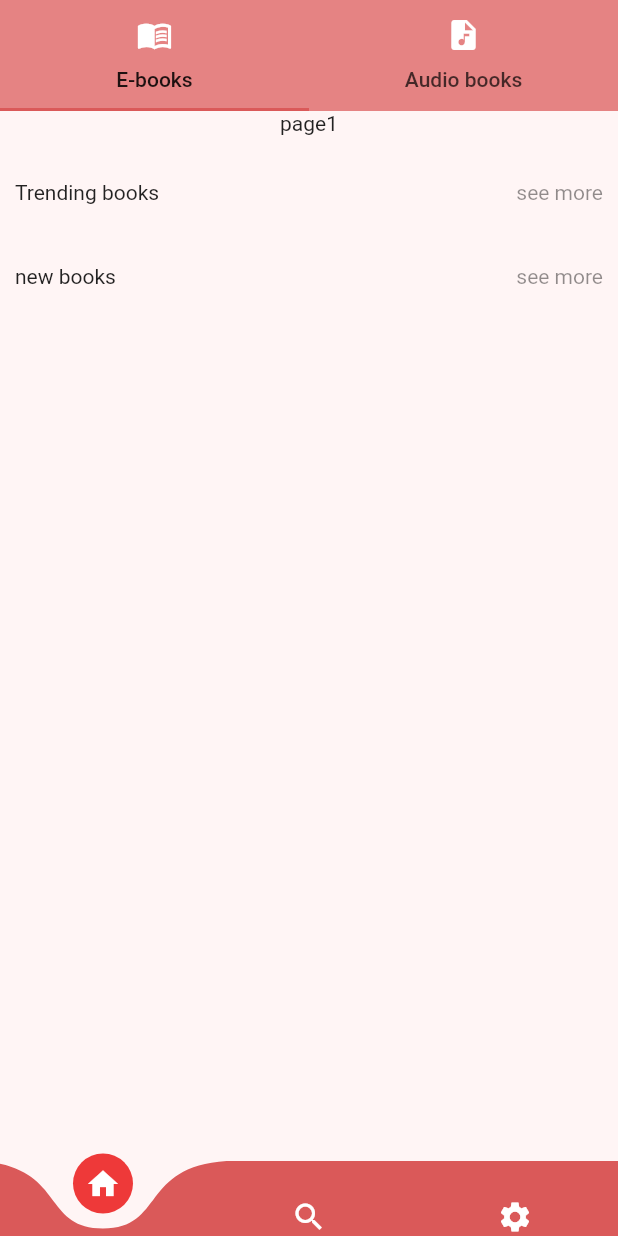
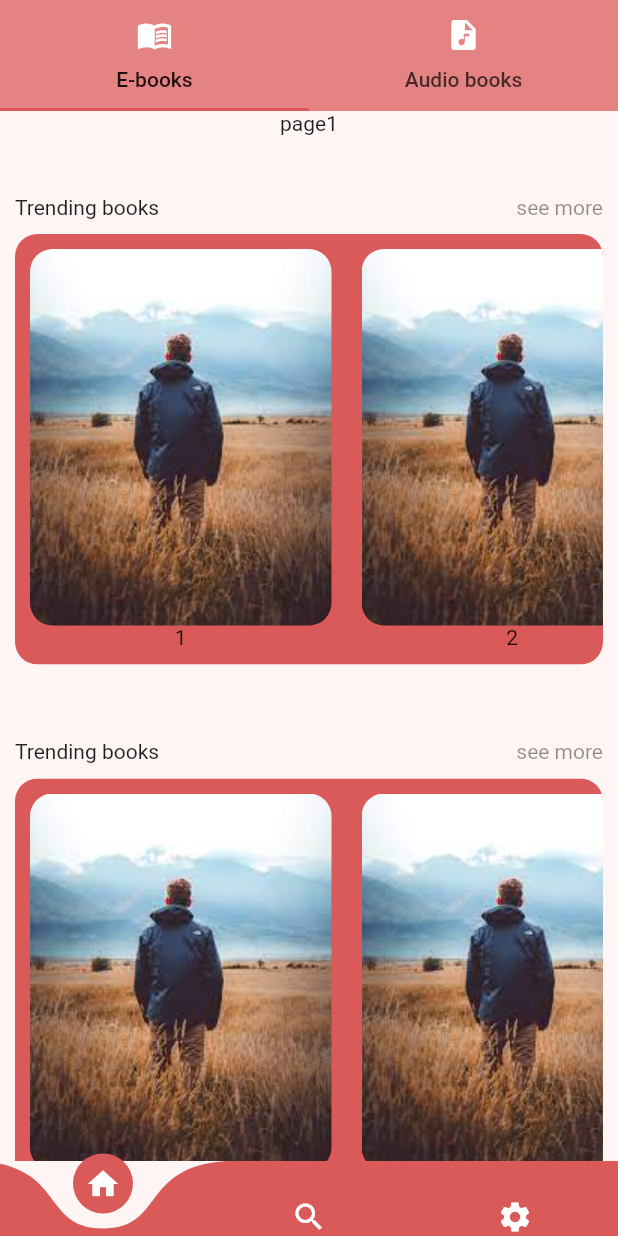
Before and after one commit to ariaSeddigh/ap_project, a Flutter app: the HomePage screen opened directly, on a phone screen of 412 x 824 dp. Run offline on Flutter 3.47's test engine with Material 2 defaults, Android fonts, the light colour scheme and no system bars; drawn by our look-alikes of curved_navigation_bar; our stand-ins replace animated_theme_switcher, easy_dynamic_theme; missing offline and left inert: sliding_switch.

Commit message:
home page update

```diff
--- /dev/null
+++ b/lib/customMaterials/bookCover.dart
@@ -0,0 +1,23 @@
+import 'package:flutter/cupertino.dart';
+
+class Book_Cover extends StatelessWidget {
+  Book_Cover(Image this.coverImage, String this.bookName) {}
+  Image coverImage;
+  String bookName;
+
+  @override
+  Widget build(BuildContext context) {
+    return Padding(
+      padding: EdgeInsets.symmetric(horizontal: 10),
+      child: SafeArea(
+        child: Column(
+          children: [
+            ClipRRect(
+                borderRadius: BorderRadius.circular(15), child: coverImage),
+            Text(this.bookName)
+          ],
+        ),
+      ),
+    );
+  }
+}
--- /dev/null
+++ b/lib/customMaterials/bookRow.dart
@@ -0,0 +1,61 @@
+import 'package:flutter/cupertino.dart';
+import 'package:approject/customMaterials/bookCover.dart';
+import 'package:flutter/material.dart';
+
+class BookRow extends StatelessWidget{
+
+  BookRow(String this.name,List<Book_Cover> this.RowChildren){
+
+  }
+  List<Book_Cover> RowChildren;
+  String name;
+
+  @override
+  Widget build(BuildContext context) {
+    return Padding(
+      padding: const EdgeInsets.all(10),
+      child: Column(
+        children: [
+          //Trending books column
+          Column(
+            children: [
+              Padding(
+                padding: EdgeInsets.symmetric(vertical: 10),
+                child: Row(
+                  mainAxisAlignment:
+                  MainAxisAlignment.spaceBetween,
+                  children: [
+                    Text(
+                      'Trending books',
+                      textAlign: TextAlign.left,
+                    ),
+                    Opacity(
+                      child: Text('see more',
+                          textAlign: TextAlign.right),
+                      opacity: 0.5,
+                    )
+                  ],
+                ),
+              ),
+              ClipRRect(borderRadius: BorderRadius.circular(15),
+                child: Container(
+                    decoration: BoxDecoration(
+                        color: Theme.of(context).accentColor),
+                    //books row
+                    child: Padding(
+                      padding: EdgeInsets.symmetric(
+                          vertical: 10),
+                      child: SingleChildScrollView(
+                        scrollDirection:
+                        Axis.horizontal,
+                        child: Row(children: this.RowChildren),
+                      ),
+                    )),
+              )
+            ],
+          ),
+        ],
+      ),
+    );
+  }
+}
--- a/lib/customMaterials/themes.dart
+++ b/lib/customMaterials/themes.dart
@@ -34,7 +34,7 @@ class themes {
     textTheme: TextTheme(bodyText1: TextStyle(color: Colors.white)),
     primaryColor: Color.fromARGB(255, 1, 3, 24),
     // accentColor: Color.fromARGB(255, 218, 89, 89),
-    accentColor: Color.fromARGB(255, 0, 102, 143),
+    accentColor: Color.fromARGB(255, 85, 98, 140),
     canvasColor: Color.fromARGB(255, 32, 33, 47),
     cardColor: Color.fromARGB(255, 45, 52, 61),
   );
--- a/lib/pages/home_page.dart
+++ b/lib/pages/home_page.dart
@@ -1,5 +1,8 @@
+import 'package:approject/customMaterials/bookRow.dart';
 import 'package:flutter/cupertino.dart';
 import 'package:flutter/material.dart';
+
+import '../customMaterials/bookCover.dart';
 
 class Home_page extends StatefulWidget {
   @override
@@ -9,6 +12,24 @@ class Home_page extends StatefulWidget {
 class _homePage extends State<Home_page> {
   @override
   Widget build(BuildContext context) {
+    Image testImage = Image.asset('lib/dataBase/images/eBookImages/image.jpg');
+
+    List<Book_Cover> trendings = [
+      Book_Cover(testImage, '1'),
+      Book_Cover(testImage, '2'),
+      Book_Cover(testImage, '3'),
+      Book_Cover(testImage, '4'),
+      Book_Cover(testImage, '5'),
+    ];
+    List<Book_Cover> newBooks = [
+      Book_Cover(testImage, '1'),
+      Book_Cover(testImage, '2'),
+      Book_Cover(testImage, '3'),
+      Book_Cover(testImage, '4'),
+      Book_Cover(testImage, '5'),
+    ];
+
+
     return SafeArea(
       child: Container(
         //Tab bars
@@ -20,7 +41,9 @@ class _homePage extends State<Home_page> {
                 Container(
                   decoration:
                       BoxDecoration(color: Theme.of(context).primaryColor),
-                  child: TabBar(
+                  child: Column(
+                    children: [
+                      TabBar(
                         //labelColor: Theme.of(context).accentColor,
                         tabs: [
                           Tab(
@@ -33,67 +56,29 @@ class _homePage extends State<Home_page> {
                           ),
                         ],
                       ),
+                    ],
+                  ),
                 ),
                 Expanded(
                   child: TabBarView(
                     children: [
                       //pdf book page
-                      Column(
+                      SingleChildScrollView(
+                        child: Column(
                             crossAxisAlignment: CrossAxisAlignment.stretch,
                             children: [
                               Text('page1', textAlign: TextAlign.center),
                               SizedBox(height: 20),
 
                               //Trending books
-                            Padding(
-                              padding: const EdgeInsets.all(10),
-                              child: Column(
-                                children: [
-                                  Row(
-                                    mainAxisAlignment:
-                                        MainAxisAlignment.spaceBetween,
-                                    children: [
-                                      Text(
-                                        'Trending books',
-                                        textAlign: TextAlign.left,
-                                      ),
-                                      Opacity(
-                                        child: Text('see more',
-                                            textAlign: TextAlign.right),
-                                        opacity: 0.5,
-                                      )
-                                    ],
-                                  ),
-                                ],
-                              ),
-                            ),
+                              BookRow('Trending books', trendings),
 
                               SizedBox(height: 20),
 
                               //new books
-                            Padding(
-                              padding: const EdgeInsets.all(10),
-                              child: Column(
-                                children: [
-                                  Row(
-                                    mainAxisAlignment:
-                                        MainAxisAlignment.spaceBetween,
-                                    children: [
-                                      Text(
-                                        'new books',
-                                        textAlign: TextAlign.left,
+                              BookRow('new books', newBooks)
+                            ]),
                       ),
-                                      Opacity(
-                                        child: Text('see more',
-                                            textAlign: TextAlign.right),
-                                        opacity: 0.5,
-                                      )
-                                    ],
-                                  ),
-                                ],
-                              ),
-                            ),
-                          ]),
 
                       //audiobooks page
                       Column(children: [
--- a/lib/pages/main_page.dart
+++ b/lib/pages/main_page.dart
@@ -54,7 +54,6 @@ class _HomePage extends State<HomePage> {
         ),
       ),
       bottomNavigationBar: CurvedNavigationBar(
-        buttonBackgroundColor: Color.fromARGB(255, 238, 57, 57),
         height: 50,
         onTap: (index) {
           _pageController.jumpToPage(index);
@@ -73,7 +72,8 @@ class _HomePage extends State<HomePage> {
             color: Colors.white,
           ),
         ],
-        backgroundColor: Theme.of(context).canvasColor,
+        // backgroundColor: Colors.transparent.withOpacity(0),
+        backgroundColor: Colors.transparent,
         animationCurve: Curves.fastLinearToSlowEaseIn,
         color: Theme.of(context).accentColor,
       ),
--- a/pubspec.yaml
+++ b/pubspec.yaml
@@ -41,6 +41,7 @@ dependencies:
   provider: ^6.0.5
   animated_theme_switcher: ^2.0.8
   easy_dynamic_theme: ^2.3.1
+  flashy_tab_bar2: ^0.0.6
 
 dev_dependencies:
   flutter_test:
@@ -65,8 +66,8 @@ flutter:
   uses-material-design: true
 
   # To add assets to your application, add an assets section, like this:
-  # assets:
-  #   - images/a_dot_burr.jpeg
+  assets:
+      - lib/dataBase/images/eBookImages/
   #   - images/a_dot_ham.jpeg
 
   # An image asset can refer to one or more resolution-specific "variants", see
```
Also changed, not shown: lib/customMaterials/ebook_page.dart (added, +18 -0 lines), lib/main.dart (+9 -1 lines), lib/image.jpg (added), pubspec.lock, 1 other file. Lines whose indentation alone changed are shown as unchanged.
